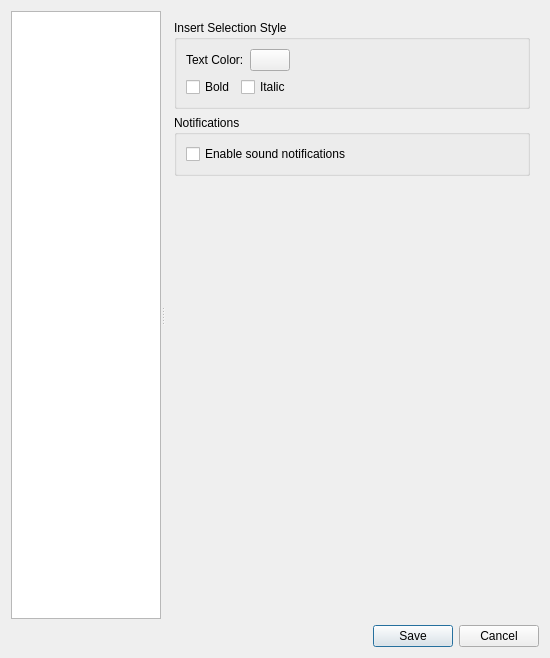
Before: the Qt Designer form ui/settings_dialog.ui in dawciobiel/QuickFile, drawn with Qt 5.
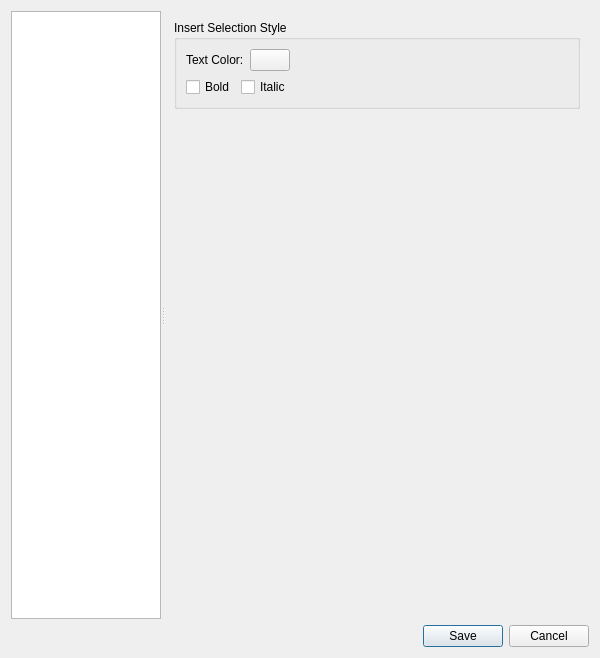
After: the same form once the commit is applied. The open tabs and pages were chosen to show the change.

Commit message:
Implement configurable notifications per task type
- Added 'Notifications' tab to SettingsDialog.

- Implemented dynamic notification settings for all task types.

- Updated MainWindow to respect notification settings.

- Added separator and description in notification settings UI.

```diff
--- a/ui/settings_dialog.ui
+++ b/ui/settings_dialog.ui
@@ -6,7 +6,7 @@
    <rect>
     <x>0</x>
     <y>0</y>
-    <width>550</width>
+    <width>600</width>
     <height>550</height>
    </rect>
   </property>
@@ -388,23 +388,34 @@
          </widget>
         </item>
         <item>
+         <spacer name="verticalSpacer_3">
+          <property name="orientation">
+           <enum>Qt::Vertical</enum>
+          </property>
+          <property name="sizeHint" stdset="0">
+           <size>
+            <width>20</width>
+            <height>40</height>
+           </size>
+          </property>
+         </spacer>
+        </item>
+       </layout>
+      </widget>
+      <widget class="QWidget" name="notifications_page">
+       <layout class="QVBoxLayout" name="verticalLayout_notifications">
+        <item>
          <widget class="QGroupBox" name="notifications_group">
           <property name="title">
            <string>Notifications</string>
           </property>
           <layout class="QVBoxLayout" name="verticalLayout_13">
-           <item>
-            <widget class="QCheckBox" name="sound_notifications_checkbox">
-             <property name="text">
-              <string>Enable sound notifications</string>
-             </property>
-            </widget>
-           </item>
+           <!-- Checkboxes will be added dynamically -->
           </layout>
          </widget>
         </item>
         <item>
-         <spacer name="verticalSpacer_3">
+         <spacer name="verticalSpacer_notifications">
           <property name="orientation">
            <enum>Qt::Vertical</enum>
           </property>
```
The commit also changes 3 other files.
